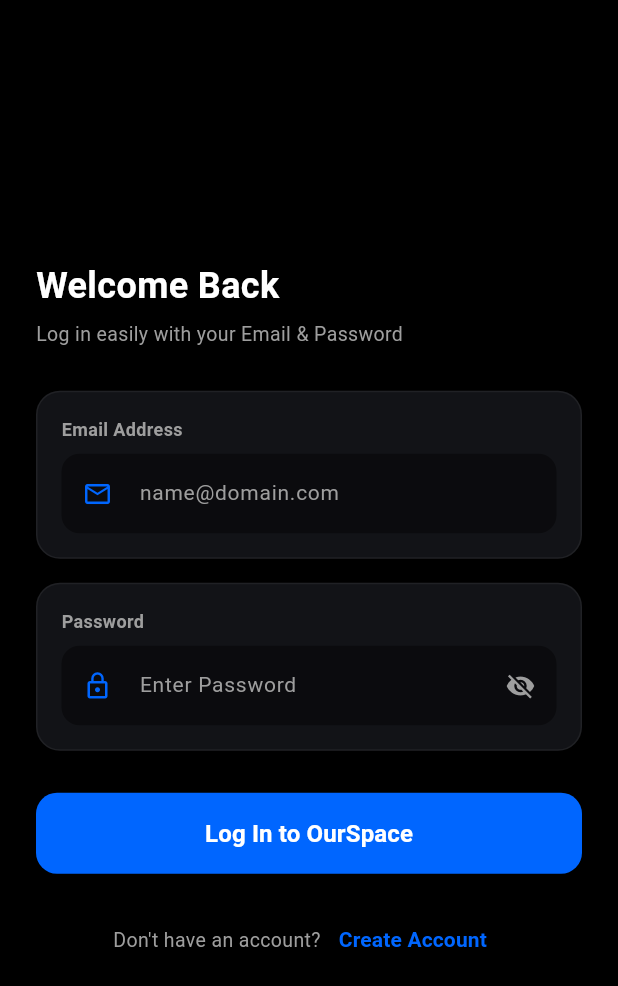
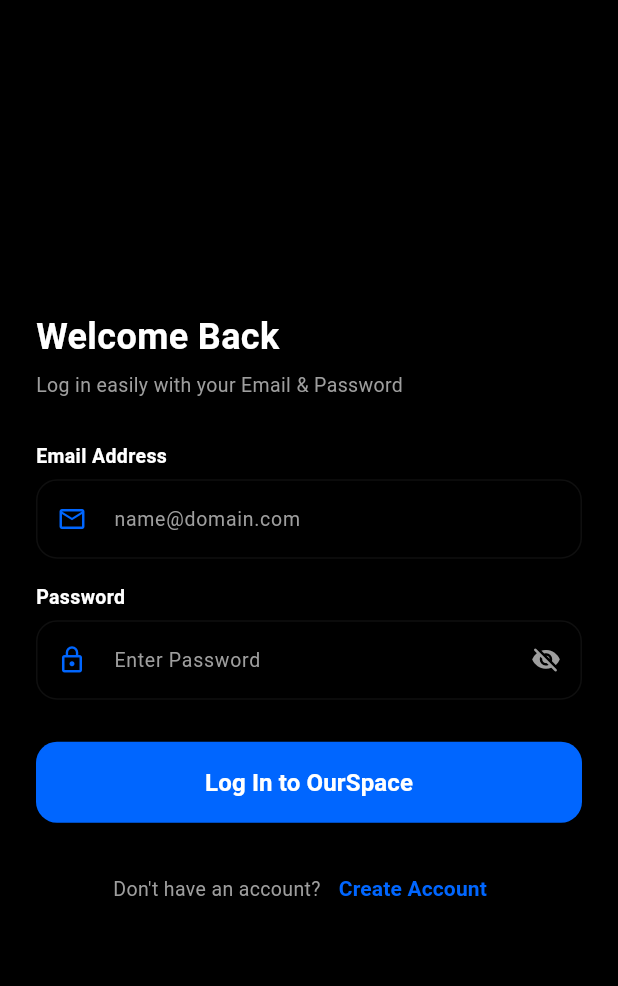
Before and after one commit to Virusboot/OurSpace, a Flutter app: the screen it shows after launch, after a tap on "Skip", on a phone screen of 412 x 824 dp. Shown: the top 986 px of the screen. Run offline on Flutter 3.47's test engine with Material 3 defaults, Android fonts, the phone set to English and light mode, and no system bars; our stand-ins replace flutter_secure_storage, image_picker, local_auth.

Commit message:
style(mobile_flutter): streamline input fields by removing unnecessary outer card containers in Login & Create Account screen

```diff
--- a/mobile_flutter/lib/features/identity/presentation/screens/create_identity_screen.dart
+++ b/mobile_flutter/lib/features/identity/presentation/screens/create_identity_screen.dart
@@ -96,7 +96,6 @@
   Widget build(BuildContext context) {
     final isDark = Theme.of(context).brightness == Brightness.dark;
     final scaffoldBg = isDark ? const Color(0xFF000000) : const Color(0xFFF8FAFC);
-    final cardBg = isDark ? const Color(0xFF121317) : const Color(0xFFFFFFFF);
     final cardBorder = isDark ? Colors.white.withOpacity(0.06) : const Color(0xFFE2E8F0);
     final inputBg = isDark ? Colors.black.withOpacity(0.4) : const Color(0xFFF1F5F9);
     final textTitle = isDark ? Colors.white : const Color(0xFF0F172A);
@@ -144,18 +143,8 @@
 
                 // Full Name Input Box (Only for Sign Up)
                 if (_isSignUp) ...[
-                  Container(
-                    padding: const EdgeInsets.all(16),
-                    decoration: BoxDecoration(
-                      color: cardBg,
-                      border: Border.all(color: cardBorder),
-                      borderRadius: BorderRadius.circular(16),
-                    ),
-                    child: Column(
-                      crossAxisAlignment: CrossAxisAlignment.start,
-                      children: [
-                        Text('Full Name', style: TextStyle(fontSize: 12, color: textSub, fontWeight: FontWeight.w600)),
-                        const SizedBox(height: 8),
+                  Text('Full Name', style: TextStyle(fontSize: 13, color: textTitle, fontWeight: FontWeight.w600)),
+                  const SizedBox(height: 6),
                   TextField(
                     controller: _nameController,
                     style: TextStyle(color: inputTxt, fontSize: 14),
@@ -163,30 +152,19 @@
                       prefixIcon: const Icon(Icons.person_outline, color: Color(0xFF0066FF), size: 20),
                       filled: true,
                       fillColor: inputBg,
-                            border: OutlineInputBorder(borderRadius: BorderRadius.circular(12), borderSide: BorderSide.none),
+                      border: OutlineInputBorder(borderRadius: BorderRadius.circular(14), borderSide: BorderSide(color: cardBorder)),
+                      enabledBorder: OutlineInputBorder(borderRadius: BorderRadius.circular(14), borderSide: BorderSide(color: cardBorder)),
+                      focusedBorder: OutlineInputBorder(borderRadius: BorderRadius.circular(14), borderSide: const BorderSide(color: Color(0xFF0066FF), width: 1.5)),
                       hintText: 'e.g. Alex Smith',
-                            hintStyle: TextStyle(color: textSub),
-                          ),
-                        ),
-                      ],
+                      hintStyle: TextStyle(color: textSub, fontSize: 13),
                     ),
                   ),
                   const SizedBox(height: 16),
                 ],
 
                 // Email Input Box
-                Container(
-                  padding: const EdgeInsets.all(16),
-                  decoration: BoxDecoration(
-                    color: cardBg,
-                    border: Border.all(color: cardBorder),
-                    borderRadius: BorderRadius.circular(16),
-                  ),
-                  child: Column(
-                    crossAxisAlignment: CrossAxisAlignment.start,
-                    children: [
-                      Text('Email Address', style: TextStyle(fontSize: 12, color: textSub, fontWeight: FontWeight.w600)),
-                      const SizedBox(height: 8),
+                Text('Email Address', style: TextStyle(fontSize: 13, color: textTitle, fontWeight: FontWeight.w600)),
+                const SizedBox(height: 6),
                 TextField(
                   controller: _emailController,
                   style: TextStyle(color: inputTxt, fontSize: 14),
@@ -195,29 +173,18 @@
                     prefixIcon: const Icon(Icons.email_outlined, color: Color(0xFF0066FF), size: 20),
                     filled: true,
                     fillColor: inputBg,
-                          border: OutlineInputBorder(borderRadius: BorderRadius.circular(12), borderSide: BorderSide.none),
+                    border: OutlineInputBorder(borderRadius: BorderRadius.circular(14), borderSide: BorderSide(color: cardBorder)),
+                    enabledBorder: OutlineInputBorder(borderRadius: BorderRadius.circular(14), borderSide: BorderSide(color: cardBorder)),
+                    focusedBorder: OutlineInputBorder(borderRadius: BorderRadius.circular(14), borderSide: const BorderSide(color: Color(0xFF0066FF), width: 1.5)),
                     hintText: 'name@domain.com',
-                          hintStyle: TextStyle(color: textSub),
-                        ),
-                      ),
-                    ],
+                    hintStyle: TextStyle(color: textSub, fontSize: 13),
                   ),
                 ),
                 const SizedBox(height: 16),
 
                 // Password Input Box
-                Container(
-                  padding: const EdgeInsets.all(16),
-                  decoration: BoxDecoration(
-                    color: cardBg,
-                    border: Border.all(color: cardBorder),
-                    borderRadius: BorderRadius.circular(16),
-                  ),
-                  child: Column(
-                    crossAxisAlignment: CrossAxisAlignment.start,
-                    children: [
-                      Text('Password', style: TextStyle(fontSize: 12, color: textSub, fontWeight: FontWeight.w600)),
-                      const SizedBox(height: 8),
+                Text('Password', style: TextStyle(fontSize: 13, color: textTitle, fontWeight: FontWeight.w600)),
+                const SizedBox(height: 6),
                 TextField(
                   controller: _passwordController,
                   obscureText: _obscurePassword,
@@ -226,7 +193,7 @@
                     prefixIcon: const Icon(Icons.lock_outline, color: Color(0xFF0066FF), size: 20),
                     suffixIcon: IconButton(
                       icon: Icon(
-                              _obscurePassword ? Icons.visibility_off : Icons.visibility,
+                        _obscurePassword ? Icons.visibility_off_rounded : Icons.visibility_rounded,
                         color: textSub,
                         size: 20,
                       ),
@@ -234,44 +201,32 @@
                     ),
                     filled: true,
                     fillColor: inputBg,
-                          border: OutlineInputBorder(borderRadius: BorderRadius.circular(12), borderSide: BorderSide.none),
+                    border: OutlineInputBorder(borderRadius: BorderRadius.circular(14), borderSide: BorderSide(color: cardBorder)),
+                    enabledBorder: OutlineInputBorder(borderRadius: BorderRadius.circular(14), borderSide: BorderSide(color: cardBorder)),
+                    focusedBorder: OutlineInputBorder(borderRadius: BorderRadius.circular(14), borderSide: const BorderSide(color: Color(0xFF0066FF), width: 1.5)),
                     hintText: 'Enter Password',
-                          hintStyle: TextStyle(color: textSub),
-                        ),
-                      ),
-                    ],
+                    hintStyle: TextStyle(color: textSub, fontSize: 13),
                   ),
                 ),
                 const SizedBox(height: 16),
 
                 // Confirm Password (Only for Sign Up)
                 if (_isSignUp) ...[
-                  Container(
-                    padding: const EdgeInsets.all(16),
-                    decoration: BoxDecoration(
-                      color: cardBg,
-                      border: Border.all(color: cardBorder),
-                      borderRadius: BorderRadius.circular(16),
-                    ),
-                    child: Column(
-                      crossAxisAlignment: CrossAxisAlignment.start,
-                      children: [
-                        Text('Confirm Password', style: TextStyle(fontSize: 12, color: textSub, fontWeight: FontWeight.w600)),
-                        const SizedBox(height: 8),
+                  Text('Confirm Password', style: TextStyle(fontSize: 13, color: textTitle, fontWeight: FontWeight.w600)),
+                  const SizedBox(height: 6),
                   TextField(
                     controller: _confirmPasswordController,
                     obscureText: _obscurePassword,
                     style: TextStyle(color: inputTxt, fontSize: 14),
                     decoration: InputDecoration(
-                            prefixIcon: const Icon(Icons.lock_reset, color: Color(0xFF0066FF), size: 20),
+                      prefixIcon: const Icon(Icons.lock_reset_rounded, color: Color(0xFF0066FF), size: 20),
                       filled: true,
                       fillColor: inputBg,
-                            border: OutlineInputBorder(borderRadius: BorderRadius.circular(12), borderSide: BorderSide.none),
+                      border: OutlineInputBorder(borderRadius: BorderRadius.circular(14), borderSide: BorderSide(color: cardBorder)),
+                      enabledBorder: OutlineInputBorder(borderRadius: BorderRadius.circular(14), borderSide: BorderSide(color: cardBorder)),
+                      focusedBorder: OutlineInputBorder(borderRadius: BorderRadius.circular(14), borderSide: const BorderSide(color: Color(0xFF0066FF), width: 1.5)),
                       hintText: 'Re-enter Password',
-                            hintStyle: TextStyle(color: textSub),
-                          ),
-                        ),
-                      ],
+                      hintStyle: TextStyle(color: textSub, fontSize: 13),
                     ),
                   ),
                   const SizedBox(height: 16),
```
Also changed, not shown: 1 other file. Lines whose indentation alone changed are shown as unchanged.
